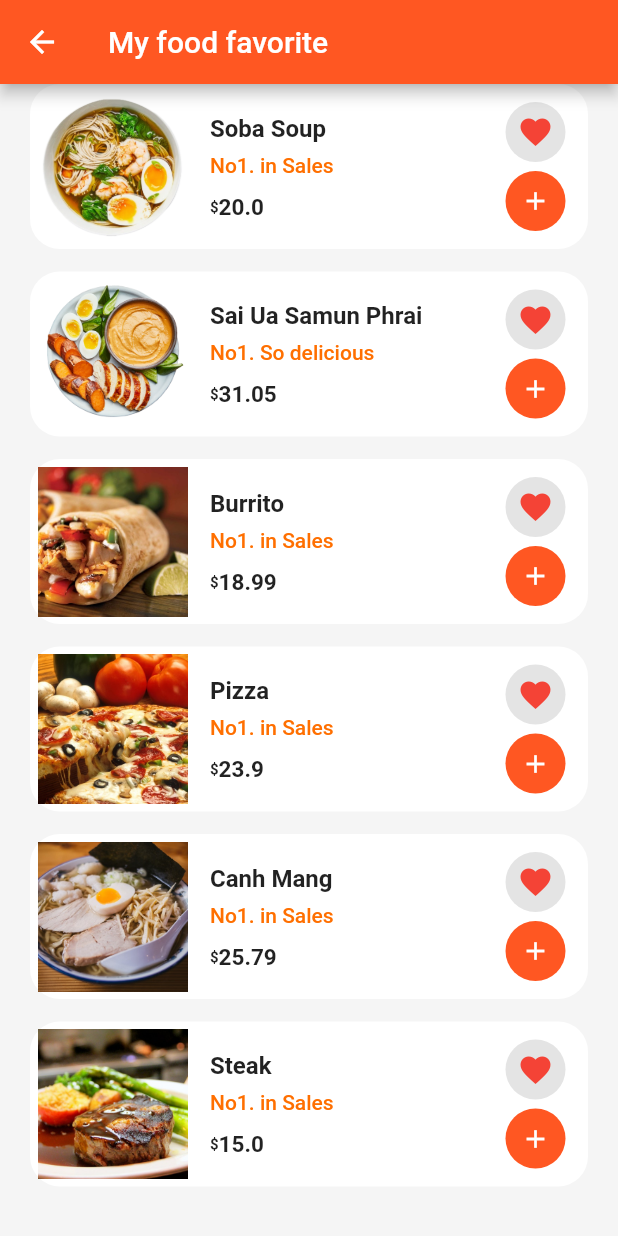
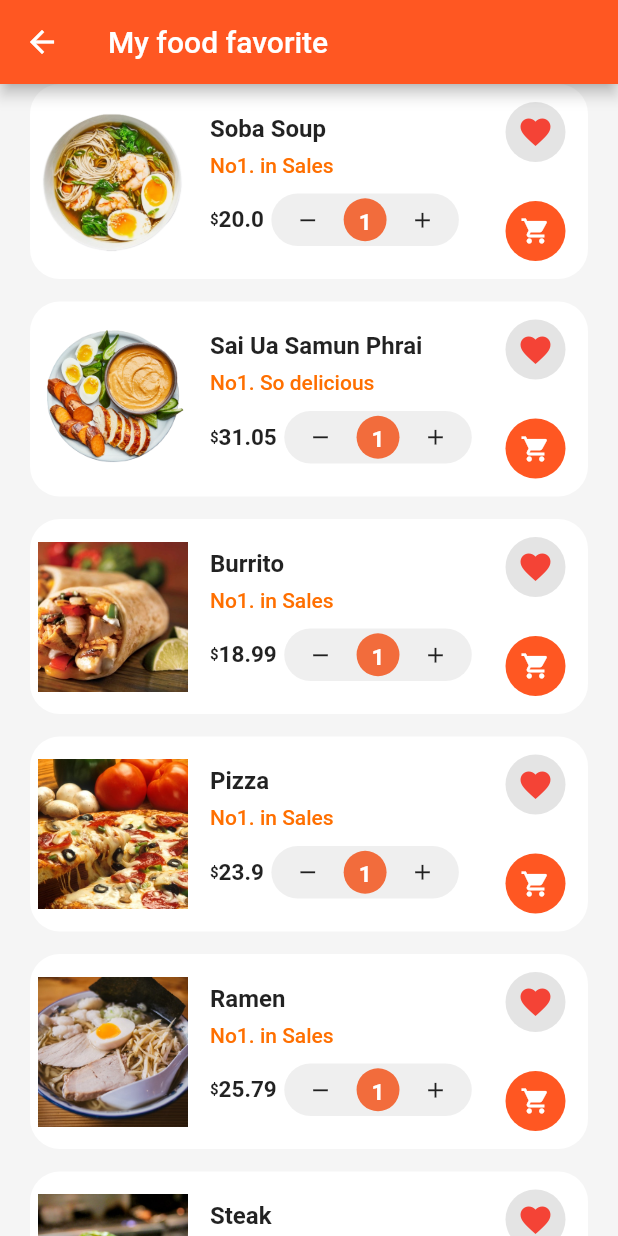
Before and after one commit to LVNdream/PTUDDD, a Flutter app: the FavoriteScreen screen opened by its route, on a phone screen of 412 x 824 dp. Run offline on Flutter 3.47's test engine with Material 2 defaults, Android fonts, the phone set to English and light mode, and no system bars; our stand-ins replace fake_async, smooth_page_indicator.

Commit message:
finish add to order

```diff
--- a/lib/main.dart
+++ b/lib/main.dart
@@ -1,5 +1,6 @@
 import 'package:delivery_fastfood_app/models/cart_manager.dart';
 import 'package:delivery_fastfood_app/models/data_food.dart';
+import 'package:delivery_fastfood_app/models/order_item_manager.dart';
 import 'package:delivery_fastfood_app/screens/cart/cart_screen.dart';
 import 'package:delivery_fastfood_app/screens/favorite/favorite_screen.dart';
 import 'package:delivery_fastfood_app/screens/home/home_screen.dart';
@@ -26,6 +27,9 @@ class MyApp extends StatelessWidget {
         ChangeNotifierProvider(
           create: (ctx) => CartManager(),
         ),
+        ChangeNotifierProvider(
+          create: (ctx) => OrdersManager(),
+        ),
       ],
       child: MaterialApp(
         title: 'Flutter DeliveryFastFood',
--- a/lib/models/food.dart
+++ b/lib/models/food.dart
@@ -11,7 +11,7 @@ class Food {
   final String desc;
   final num score;
   final String cal;
-  final num quantity;
+  final ValueNotifier <num> _isQuantity;
   final List<Map<String, String>> ingredients;
   final String about;
   Food(
@@ -23,10 +23,10 @@ class Food {
       required this.desc,
       required this.score,
       required this.cal,
-      required this.quantity,
+      quantity = 1,
       required this.ingredients,
       required this.about})
-      : _isFavorite = ValueNotifier(isFavorite);
+      : _isFavorite = ValueNotifier(isFavorite), _isQuantity = ValueNotifier(quantity);
 
   set isFavorite(bool newFavorite) {
     _isFavorite.value = newFavorite;
@@ -35,10 +35,24 @@ class Food {
   bool get isFavorite {
     return _isFavorite.value;
   }
-
   ValueNotifier<bool> get isFavoriteListenable {
     return _isFavorite;
   }
+//////////////////////
+  void isQuantityAdd() {
+    _isQuantity.value++;
+  }
+  void isQuantityRemove() {
+    _isQuantity.value--;
+  }
+  void isQuantityReset() {
+    _isQuantity.value=1;
+  }
+
+    num get isQuantity {
+    return _isQuantity.value;
+  }
+
 
   Food coppyWith({
     String? id,
@@ -61,7 +75,7 @@ class Food {
         desc: desc ?? this.desc,
         score: score ?? this.score,
         cal: cal ?? this.cal,
-        quantity: quantity ?? this.quantity,
+        // quantity: quantity ?? this.quantity,
         ingredients: ingredients ?? this.ingredients,
         about: about ?? this.about);
   }
--- a/lib/models/order_item_manager.dart
+++ b/lib/models/order_item_manager.dart
@@ -6,17 +6,17 @@ import '../models/order_item.dart';
 class OrdersManager with ChangeNotifier {
   // Ding nghia cac phuong thuc them mot dat hang moi
 
-  // void addOrder(List<CartItem> cartProducts, double total) async {
-  //   _orders.insert(
-  //     0,
-  //     OrderItem(
-  //       amount: total,
-  //       products: cartProducts,
-  //       dateTime: DateTime.now(),
-  //     ),
-  //   );
-  //   notifyListeners();
-  // }
+  void addOrder(List<CartItem> cartItems, double total) async {
+    _orders.insert(
+      0,
+      OrderItem(
+        amount: total,
+        foods: cartItems,
+        dateTime: DateTime.now(),
+      ),
+    );
+    notifyListeners();
+  }
 
   final List<OrderItem> _orders = [
     OrderItem(
@@ -35,7 +35,21 @@ class OrdersManager with ChangeNotifier {
           name: 'Sai Ua Samun Phrai',
           imageUrl: 'assets/images/dish2.png',
           quantity: 2,
-          price: 31.05,
+          price: 10.03,
+        ),
+        CartItem(
+          id: 'c3',
+          name: 'Ramen',
+          imageUrl: 'assets/images/canh.jpg',
+          quantity: 4,
+          price: 10.24,
+        ),
+        CartItem(
+          id: 'c4',
+          name: 'Pizza',
+          imageUrl: 'assets/images/pizza.jpg',
+          quantity: 1,
+          price: 70.77,
         ),
       ],
       dateTime: DateTime.now(),
--- a/lib/screens/favorite/widget/food_item_favorite.dart
+++ b/lib/screens/favorite/widget/food_item_favorite.dart
@@ -1,4 +1,5 @@
 import 'package:delivery_fastfood_app/models/cart_manager.dart';
+import 'package:delivery_fastfood_app/models/data_food.dart';
 import 'package:delivery_fastfood_app/models/food.dart';
 import 'package:flutter/material.dart';
 import 'package:provider/provider.dart';
@@ -12,7 +13,7 @@ class FoodItemFavorite extends StatelessWidget {
     return Stack(
       children: [
         Container(
-          height: 110,
+          height: 130,
           decoration: BoxDecoration(
             color: Colors.white,
             borderRadius: BorderRadius.circular(20),
@@ -90,7 +91,59 @@ class FoodItemFavorite extends StatelessWidget {
                               fontSize: 15,
                               fontWeight: FontWeight.bold,
                             ),
-                          )
+                          ),
+                          SizedBox(
+                            width: 5,
+                          ),
+                          Container(
+                            height: 35,
+                            width: 125,
+                            decoration: BoxDecoration(
+                              color: Color.fromARGB(255, 239, 239, 239),
+                              borderRadius: BorderRadius.circular(30),
+                            ),
+                            // color: Color.fromARGB(255, 249, 249, 249),
+                            child: Row(
+                              mainAxisAlignment: MainAxisAlignment.center,
+                              children: [
+                                IconButton(
+                                  onPressed: () {
+                                    context
+                                        .read<FoodData>()
+                                        .decreaseItemF(food);
+                                  },
+                                  icon: Icon(Icons.remove),
+                                  iconSize: 17,
+                                ),
+                                Container(
+                                  padding: EdgeInsets.all(10),
+                                  decoration: BoxDecoration(
+                                    shape: BoxShape.circle,
+                                    color: Color.fromARGB(255, 242, 108, 60),
+                                  ),
+                                  child: Text(
+                                    context
+                                        .watch<FoodData>()
+                                        .quantityValueF(food)
+                                        .toString(),
+                                    style: TextStyle(
+                                        fontSize: 15,
+                                        fontWeight: FontWeight.bold,
+                                        color: Colors.white),
+                                  ),
+                                ),
+                                IconButton(
+                                  onPressed: () {
+                                    context
+                                        .read<FoodData>()
+                                        .increaseItemF(food);
+                                  },
+                                  icon: Icon(Icons.add),
+                                  iconSize: 17,
+                                ),
+                              ],
+                            ),
+                          ),
                         ],
                       ),
                     ],
@@ -111,7 +164,7 @@ class FoodItemFavorite extends StatelessWidget {
               borderRadius: BorderRadius.circular(30),
             ),
             child: IconButton(
-              icon: Icon(Icons.add),
+              icon: Icon(Icons.shopping_cart),
               iconSize: 20,
               color: Colors.white,
               onPressed: () {
@@ -133,6 +186,26 @@ class FoodItemFavorite extends StatelessWidget {
                 //       ),
                 //     ),
                 //   );
+                final cart = context.read<CartManager>();
+                cart.addItem(food,
+                    context.read<FoodData>().quantityValueF(food).toInt());
+                ScaffoldMessenger.of(context)
+                  ..hideCurrentSnackBar()
+                  ..showSnackBar(
+                    SnackBar(
+                      content: const Text(
+                        'Item added to cart',
+                      ),
+                      duration: const Duration(seconds: 2),
+                      action: SnackBarAction(
+                        label: 'UNDO',
+                        onPressed: () {
+                          cart.removeSingleItem(food.id!);
+                        },
+                      ),
+                    ),
+                  );
+                context.read<FoodData>().resetQuantityItemF(food);
               },
             ),
           ),
```
Also changed, not shown: lib/models/data_food.dart (+36 -11 lines), lib/screens/cart/cart_screen.dart (+10 -5 lines), lib/screens/detail/detail.dart (+4 -3 lines), lib/screens/detail/widget/food_quantity.dart (+6 -3 lines), lib/screens/order/order_screen.dart (+11 -4 lines), lib/screens/order/widget/order_item.card.dart (+40 -10 lines).
